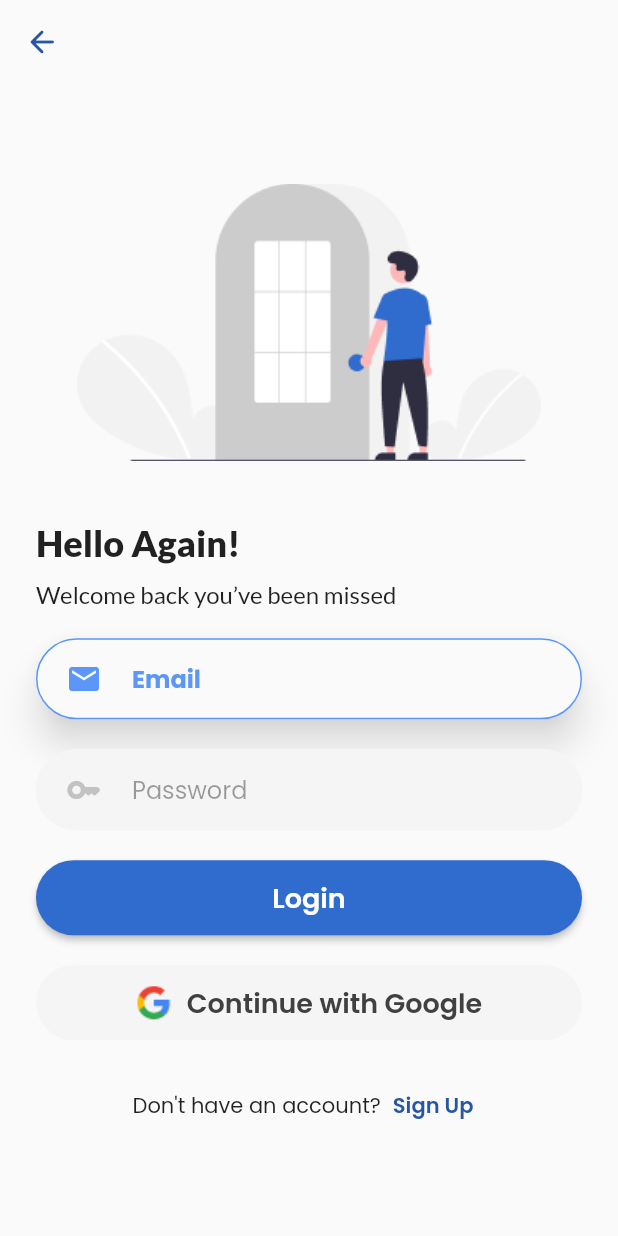
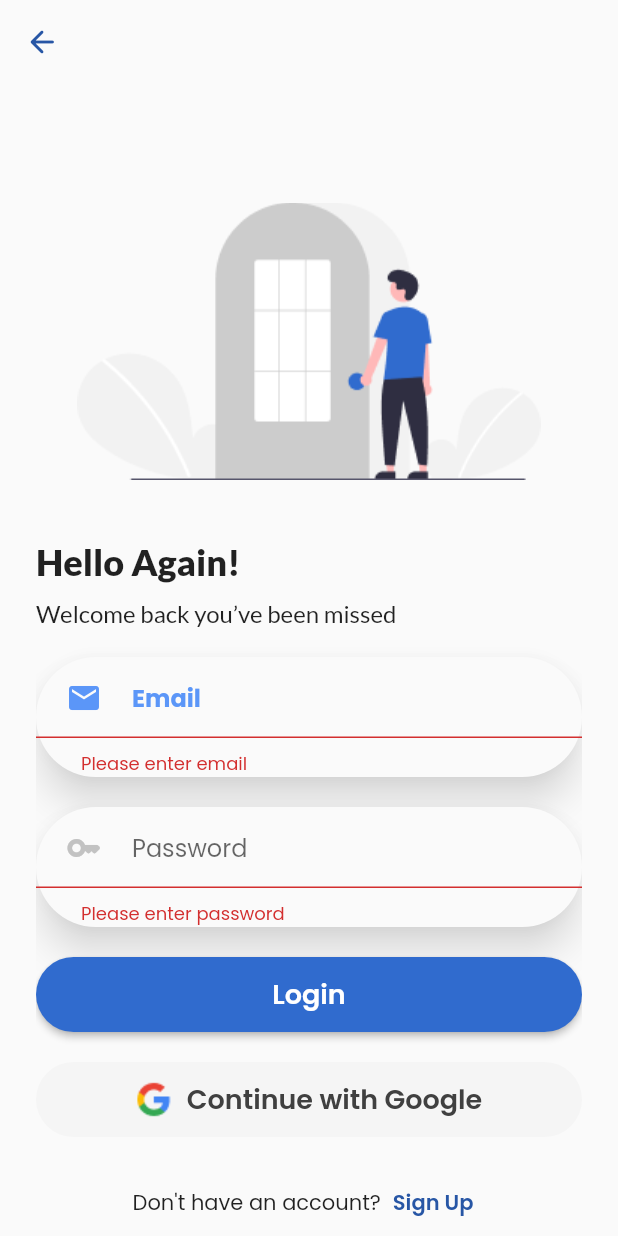
Before and after one commit to infolution-gsc/schealth, a Flutter app: the screen it shows after launch, after a tap on "Login", on a phone screen of 412 x 824 dp. Run offline on Flutter 3.47's test engine with Material 2 defaults, Android fonts, the light colour scheme and no system bars; our stand-ins replace firebase_auth, firebase_core, google_fonts; accounts and stored records are empty; network calls fail.

Commit message:
feat: Login Auth

```diff
--- a/lib/auth/signin.dart
+++ b/lib/auth/signin.dart
@@ -1,8 +1,13 @@
 // Sign In or Log in Page
 // This page is used to sign in or log in to the app
 
+// ignore_for_file: depend_on_referenced_packages, unused_import, avoid_print, no_leading_underscores_for_local_identifiers
+
 import 'package:flutter/material.dart';
 import 'package:google_fonts/google_fonts.dart';
+import 'package:firebase_auth/firebase_auth.dart';
+import 'package:healthy_planner/page/dashboard.dart';
+import 'package:healthy_planner/page/home.dart';
 
 
 class SignIn extends StatefulWidget {
@@ -14,8 +19,33 @@ class SignIn extends StatefulWidget {
 }
 
 class _SignInState extends State<SignIn> {
+
+  bool isEnable = false;
+
+
+  static Future<User?> loginUsingEmail({required String email, required String password, required BuildContext context}) async {
+    FirebaseAuth auth = FirebaseAuth.instance;
+    User? user;
+    try {
+      UserCredential userCredential = await auth.signInWithEmailAndPassword(email: email, password: password);
+      user = userCredential.user;
+    } on FirebaseAuthException catch (e) {
+      if(e.code == 'user-not-found'){
+        print("No user found for that email");
+      }
+    }
+    return user;
+  }
+
+  final _formKey = GlobalKey<FormState>();
+
   @override
   Widget build(BuildContext context) {
+    // Text field controller
+    TextEditingController _emailController = TextEditingController();
+    TextEditingController _passwordController = TextEditingController();
+
+
     return Scaffold(
       resizeToAvoidBottomInset : false,
       extendBodyBehindAppBar: true,
@@ -31,6 +61,8 @@ class _SignInState extends State<SignIn> {
       ),
       body: Container(
         padding: const EdgeInsets.symmetric(horizontal: 24),
+        child: SingleChildScrollView(
+          padding: const EdgeInsets.only(top: 75),
           child: Column(
             mainAxisAlignment: MainAxisAlignment.center,
             crossAxisAlignment: CrossAxisAlignment.stretch,
@@ -70,12 +102,24 @@ class _SignInState extends State<SignIn> {
               const SizedBox(
                 height: 20,
               ),
+              Form(
+                key: _formKey,
+                child: Column(
+                  children: [
                     Material(
                       shadowColor: const Color.fromARGB(150, 0, 0, 0),
                       borderRadius: const BorderRadius.all(Radius.circular(50)),
                       elevation: 10,
                       child: TextFormField(
-                obscureText: true,
+                        controller: _emailController,
+                        validator: (value) {
+                          if (value!.isEmpty) {
+                            return 'Please enter email';
+                          } else if (!value.contains('@')) {
+                            return 'Please enter a valid email address';
+                          }
+                          return null;
+                        },
                         decoration: const InputDecoration(
                           prefixIcon: Padding(
                             padding:  EdgeInsetsDirectional.only(start: 20.0, end: 20.0),
@@ -95,31 +139,52 @@ class _SignInState extends State<SignIn> {
                         ),
                         ),
                     ),
+
                     const SizedBox(
                       height: 20,
                     ),
-            TextFormField(
+
+                    Material(
+                      shadowColor: const Color.fromARGB(150, 0, 0, 0),
+                      borderRadius: const BorderRadius.all(Radius.circular(50)),
+                      elevation: 10,
+                      child: TextFormField(
+                          controller: _passwordController,
+                          validator: (value) {
+                            if (value!.isEmpty) {
+                              return 'Please enter password';
+                            } else if (value.length < 6) {
+                              return 'Password must be at least 6 characters';
+                            }
+                            return null;
+                          },
                           obscureText: true,
                           decoration: const InputDecoration(
-                prefixIcon: Padding(
+                            prefixIcon:  Padding(
                               padding:  EdgeInsetsDirectional.only(start: 20.0, end: 20.0),
                               child: Icon(Icons.key_rounded),
                             ),
-                prefixIconColor: Color(0xFFC2C2C2),
+                            prefixIconColor:  Color(0xFFC2C2C2),
                             // border: OutlineInputBorder(
                             //   borderRadius: BorderRadius.all(Radius.circular(50)),
                             // ),
-                disabledBorder: OutlineInputBorder(
+                            disabledBorder:  OutlineInputBorder(
                               borderRadius: BorderRadius.all(Radius.circular(50)),
                               borderSide: BorderSide( width: 0, color: Color(0xFFF5F5F5)),
                             ),
-                enabled: false,
-                filled: true,
-                fillColor: Color(0xFFF5F5F5),
+                            enabledBorder:  OutlineInputBorder(
+                                borderRadius: BorderRadius.all(Radius.circular(50)),
+                                borderSide: BorderSide( width: 1, color: Color(0xFF5B96F8)),
+                              ),
                             hintText: 'Password',
-                contentPadding: EdgeInsets.symmetric(horizontal: 30, vertical: 15),
+                            contentPadding:  EdgeInsets.symmetric(horizontal: 30, vertical: 15),
                           ),
                         ),
+                    ),
+                ],)
+              ),
+
+
               const SizedBox(
                 height: 20,
               ),
@@ -132,7 +197,20 @@ class _SignInState extends State<SignIn> {
                   ),
                   minimumSize: const Size.fromHeight(50), // NEW
                 ),
-              onPressed: () {},
+                onPressed: () async {
+                  User? user = await loginUsingEmail(email: _emailController.text, password: _passwordController.text, context: context);
+                  print(user);
+                  if(_formKey.currentState!.validate()){
+                    if(user != null){
+                      // ignore: use_build_context_synchronously
+                      Navigator.of(context).pushReplacement(
+                        MaterialPageRoute(builder: (context) => const Dashboard()
+                        )
+                      );
+                    }
+                  // ignore: empty_statements
+                  };
+                },
                 child: Text(
                   'Login',
                   style: GoogleFonts.poppins(
@@ -197,6 +275,7 @@ class _SignInState extends State<SignIn> {
               ),
             ],
           ),
+        )
       ),
     );
   }
--- a/lib/main.dart
+++ b/lib/main.dart
@@ -1,6 +1,10 @@
+// ignore_for_file: prefer_const_constructors
+
 import 'package:flutter/material.dart';
 import 'package:google_fonts/google_fonts.dart';
 import 'package:healthy_planner/auth/signin.dart';
+import 'package:healthy_planner/page/dashboard.dart';
+import 'package:healthy_planner/page/home.dart';
 
 void main() {
   runApp(const HealthyDailyPlanner());
@@ -13,9 +17,11 @@ class HealthyDailyPlanner extends StatelessWidget {
   Widget build(BuildContext context) {
     return MaterialApp(
       debugShowCheckedModeBanner: false,
-      home: const SignIn(),
+      home: HomePage(),
       routes: {
         '/sigin': (context) => const SignIn(),
+        '/home':(context) =>  const HomePage(),
+        '/dashboard':(context) =>  const Dashboard(),
         // '/signup': (context) => SignUP(),
       },
       theme: ThemeData(
--- /dev/null
+++ b/lib/page/dashboard.dart
@@ -0,0 +1,21 @@
+//Dashboard
+
+import 'package:flutter/material.dart';
+
+class Dashboard extends StatefulWidget {
+  const Dashboard({Key? key}) : super(key: key);
+
+  @override
+  State<Dashboard> createState() => _DashboardState();
+}
+
+class _DashboardState extends State<Dashboard> {
+  @override
+  Widget build(BuildContext context) {
+    return const Scaffold(
+      body: Center(
+        child:  Text('Dashboard'),
+      ),
+    );
+  }
+}
--- /dev/null
+++ b/lib/page/home.dart
@@ -0,0 +1,36 @@
+// Home dart
+
+// ignore_for_file: depend_on_referenced_packages
+
+import 'package:flutter/material.dart';
+import 'package:healthy_planner/auth/signin.dart';
+import 'package:firebase_core/firebase_core.dart';
+
+class HomePage extends StatefulWidget {
+  const HomePage({Key? key}) : super(key: key);
+
+  @override
+  State<HomePage> createState() => _HomePageState();
+}
+
+class _HomePageState extends State<HomePage> {
+
+  Future<FirebaseApp> _initializeFirebase() async {
+    FirebaseApp firebaseApp = await Firebase.initializeApp();
+    return firebaseApp;
+  }
+
+  @override
+  Widget build(BuildContext context) {
+    return Scaffold(
+      body: FutureBuilder(
+        future: _initializeFirebase(),
+        builder: (context, snapshot){
+          if(snapshot.connectionState == ConnectionState.done){
+            return const SignIn();
+          }
+          return const Center(child: CircularProgressIndicator(),);
+        })
+    );
+  }
+}
--- a/pubspec.yaml
+++ b/pubspec.yaml
@@ -37,6 +37,7 @@ dependencies:
   # Use with the CupertinoIcons class for iOS style icons.
   cupertino_icons: ^1.0.2
 
+
 dev_dependencies:
   flutter_test:
     sdk: flutter
@@ -47,6 +48,10 @@ dev_dependencies:
   # package. See that file for information about deactivating specific lint
   # rules and activating additional ones.
   flutter_lints: ^2.0.0
+  #Firebase
+  firebase_core: ^2.6.1
+  firebase_auth: ^4.2.8
+
 
 # For information on the generic Dart part of this file, see the
 # following page: https://dart.dev/tools/pub/pubspec
```
Also changed, not shown: pubspec.lock, 4 other files. Lines whose indentation alone changed are shown as unchanged.
